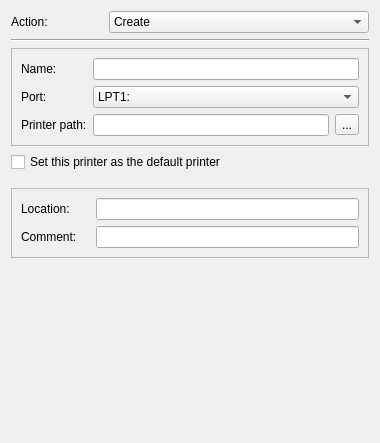
This is src/apps/mvvm-folders/printers/localprinterwidget.ui in august-alt/policy-preferences-editor-prototype as Qt 5 draws it before an edit. The edited form follows.
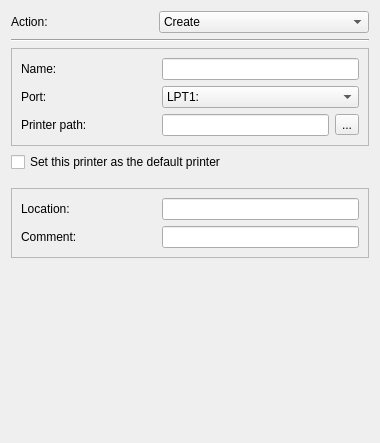
This is the edited form.

```diff
--- a/src/apps/mvvm-folders/printers/localprinterwidget.ui
+++ b/src/apps/mvvm-folders/printers/localprinterwidget.ui
@@ -31,6 +31,18 @@
      <layout class="QGridLayout" name="gridLayout">
       <item row="0" column="0">
        <widget class="QLabel" name="nameLabel">
+        <property name="sizePolicy">
+         <sizepolicy hsizetype="Fixed" vsizetype="Preferred">
+          <horstretch>0</horstretch>
+          <verstretch>0</verstretch>
+         </sizepolicy>
+        </property>
+        <property name="minimumSize">
+         <size>
+          <width>135</width>
+          <height>0</height>
+         </size>
+        </property>
         <property name="text">
          <string>Name:</string>
         </property>
@@ -41,6 +53,18 @@
       </item>
       <item row="1" column="0">
        <widget class="QLabel" name="portLabel">
+        <property name="sizePolicy">
+         <sizepolicy hsizetype="Fixed" vsizetype="Preferred">
+          <horstretch>0</horstretch>
+          <verstretch>0</verstretch>
+         </sizepolicy>
+        </property>
+        <property name="minimumSize">
+         <size>
+          <width>130</width>
+          <height>0</height>
+         </size>
+        </property>
         <property name="text">
          <string>Port:</string>
         </property>
@@ -51,6 +75,18 @@
       </item>
       <item row="2" column="0">
        <widget class="QLabel" name="pathLabel">
+        <property name="sizePolicy">
+         <sizepolicy hsizetype="Fixed" vsizetype="Preferred">
+          <horstretch>0</horstretch>
+          <verstretch>0</verstretch>
+         </sizepolicy>
+        </property>
+        <property name="minimumSize">
+         <size>
+          <width>135</width>
+          <height>0</height>
+         </size>
+        </property>
         <property name="text">
          <string>Printer path:</string>
         </property>
@@ -151,7 +187,7 @@
        </property>
        <property name="minimumSize">
         <size>
-         <width>92</width>
+         <width>142</width>
          <height>0</height>
         </size>
        </property>
@@ -240,7 +276,7 @@
         </property>
         <property name="minimumSize">
          <size>
-          <width>69</width>
+          <width>135</width>
           <height>0</height>
          </size>
         </property>
@@ -265,7 +301,7 @@
         </property>
         <property name="minimumSize">
          <size>
-          <width>69</width>
+          <width>135</width>
           <height>0</height>
          </size>
         </property>
```
